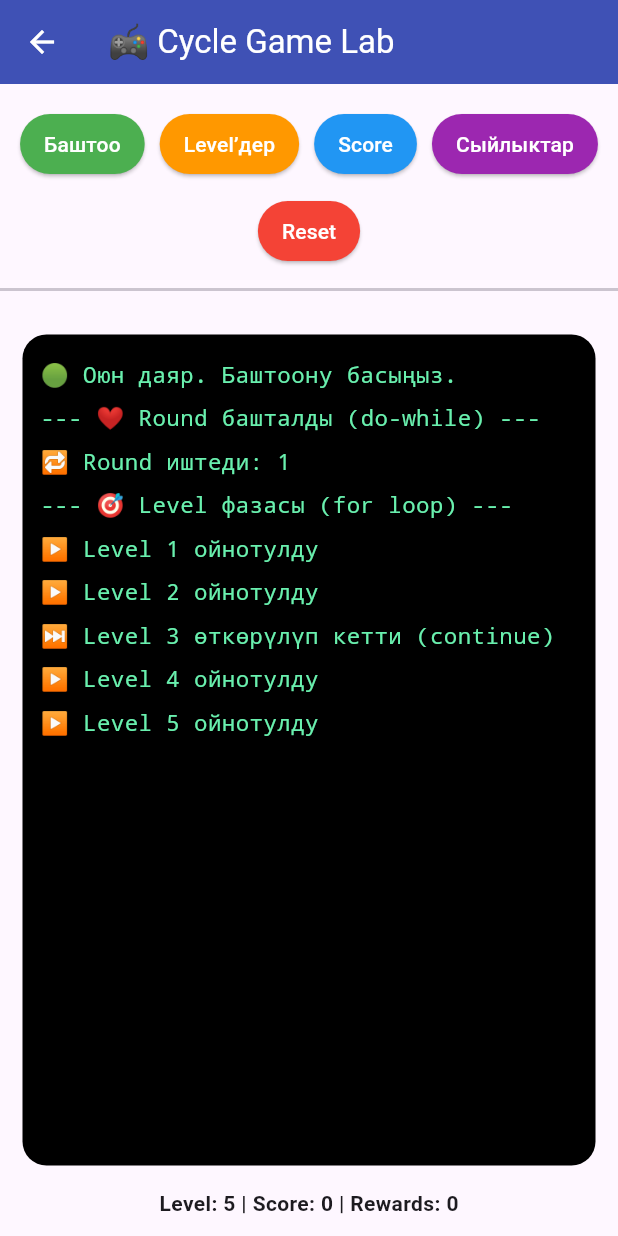
After one commit to TuratDev/dart_lessons, a Flutter app: the CycleGamePage screen opened directly, after a tap on "Баштоо", after a tap on "Level’дер", on a phone screen of 412 x 824 dp. The commit adds this screen. Run offline on Flutter 3.47's test engine with Material 3 defaults, Android fonts, the phone set to English and light mode, and no system bars.

Commit message:
Game added

```diff
--- a/lib/home_page.dart
+++ b/lib/home_page.dart
@@ -1,3 +1,4 @@
+import 'package:dart_lesson/lesson_pages/cycle_game_page.dart';
 import 'package:dart_lesson/lesson_pages/for_while_loops.dart';
 import 'package:dart_lesson/lesson_pages/second_page.dart';
 import 'package:dart_lesson/lesson_pages/ternary_operators.dart';
@@ -60,6 +61,21 @@ class HomePage extends StatelessWidget {
                   '3-сабак: Dart Language Basics - for жана while циклдер',
                 ),
               ),
+
+              const SizedBox(height: 16),
+              ElevatedButton(
+                onPressed: () {
+                  Navigator.push(
+                    context,
+                    MaterialPageRoute(
+                      builder: (context) => const CycleGamePage(),
+                    ),
+                  );
+                },
+                child: const Text(
+                  '3-сабак: 3-сабак уландысы: Dart Language Basics - Оюн цикли',
+                ),
+              ),
             ],
           ),
         ),
--- /dev/null
+++ b/lib/lesson_pages/cycle_game_page.dart
@@ -0,0 +1,168 @@
+import 'package:flutter/material.dart';
+
+class CycleGamePage extends StatefulWidget {
+  const CycleGamePage({super.key});
+
+  @override
+  State<CycleGamePage> createState() => _CycleGamePageState();
+}
+
+class _CycleGamePageState extends State<CycleGamePage> {
+  List<String> gameLogs = [];
+  List<String> rewards = [];
+
+  int score = 0;
+  int level = 1;
+
+  void resetGame() {
+    setState(() {
+      gameLogs.clear();
+      rewards.clear();
+      score = 0;
+      level = 1;
+      gameLogs.add('🟢 Оюн даяр. Баштоону басыңыз.');
+    });
+  }
+
+  /// 1️⃣ for loop – Level’дер
+  void runLevels() {
+    setState(() {
+      gameLogs.add('--- 🎯 Level фазасы (for loop) ---');
+      for (int i = 1; i <= 5; i++) {
+        if (i == 3) {
+          gameLogs.add('⏭️ Level 3 өткөрүлүп кетти (continue)');
+          continue;
+        }
+        level = i;
+        gameLogs.add('▶️ Level $i ойнотулду');
+      }
+    });
+  }
+
+  /// 2️⃣ while loop – упай топтоо
+  void collectScore() {
+    setState(() {
+      gameLogs.add('--- ⭐ Score фазасы (while loop) ---');
+      while (score < 5) {
+        score++;
+        gameLogs.add('➕ Упай кошулду: $score');
+      }
+    });
+  }
+
+  /// 3️⃣ do-while – оюн сөзсүз иштейт
+  void startRound() {
+    setState(() {
+      gameLogs.add('--- ❤️ Round башталды (do-while) ---');
+      int round = 1;
+      do {
+        gameLogs.add('🔁 Round иштеди: $round');
+        round++;
+      } while (round <= 1);
+    });
+  }
+
+  /// 4️⃣ for-in – сыйлыктар
+  void giveRewards() {
+    setState(() {
+      gameLogs.add('--- 🎁 Сыйлыктар (for-in loop) ---');
+      List<String> availableRewards = [
+        '🍎 Алма',
+        '🍌 Банан',
+        '💎 Алмаз',
+        '🏆 Кубок',
+      ];
+
+      for (var item in availableRewards) {
+        rewards.add(item);
+        gameLogs.add('🎉 Алынды: $item');
+      }
+    });
+  }
+
+  @override
+  void initState() {
+    super.initState();
+    resetGame();
+  }
+
+  @override
+  Widget build(BuildContext context) {
+    return Scaffold(
+      appBar: AppBar(
+        title: const Text('🎮 Cycle Game Lab'),
+        backgroundColor: Colors.indigo,
+        foregroundColor: Colors.white,
+      ),
+      body: Column(
+        children: [
+          const SizedBox(height: 16),
+
+          /// Баскычтар панели
+          Wrap(
+            spacing: 10,
+            runSpacing: 10,
+            alignment: WrapAlignment.center,
+            children: [
+              _btn('Баштоо', Colors.green, startRound),
+              _btn('Level’дер', Colors.orange, runLevels),
+              _btn('Score', Colors.blue, collectScore),
+              _btn('Сыйлыктар', Colors.purple, giveRewards),
+              _btn('Reset', Colors.red, resetGame),
+            ],
+          ),
+
+          const Divider(height: 30, thickness: 2),
+
+          /// Консоль
+          Expanded(
+            child: Container(
+              margin: const EdgeInsets.all(15),
+              padding: const EdgeInsets.all(12),
+              decoration: BoxDecoration(
+                color: Colors.black,
+                borderRadius: BorderRadius.circular(16),
+              ),
+              child: ListView.builder(
+                itemCount: gameLogs.length,
+                itemBuilder: (context, index) {
+                  return Padding(
+                    padding: const EdgeInsets.symmetric(vertical: 4),
+                    child: Text(
+                      gameLogs[index],
+                      style: const TextStyle(
+                        color: Colors.greenAccent,
+                        fontFamily: 'Courier',
+                        fontSize: 15,
+                      ),
+                    ),
+                  );
+                },
+              ),
+            ),
+          ),
+
+          /// Төмөнкү статус
+          Padding(
+            padding: const EdgeInsets.only(bottom: 12),
+            child: Text(
+              'Level: $level | Score: $score | Rewards: ${rewards.length}',
+              style: const TextStyle(fontWeight: FontWeight.bold),
+            ),
+          ),
+        ],
+      ),
+    );
+  }
+
+  Widget _btn(String text, Color color, VoidCallback onPressed) {
+    return ElevatedButton(
+      style: ElevatedButton.styleFrom(
+        backgroundColor: color,
+        padding: const EdgeInsets.symmetric(horizontal: 16, vertical: 10),
+      ),
+      onPressed: onPressed,
+      child: Text(text, style: const TextStyle(color: Colors.white)),
+    );
+  }
+}
```
